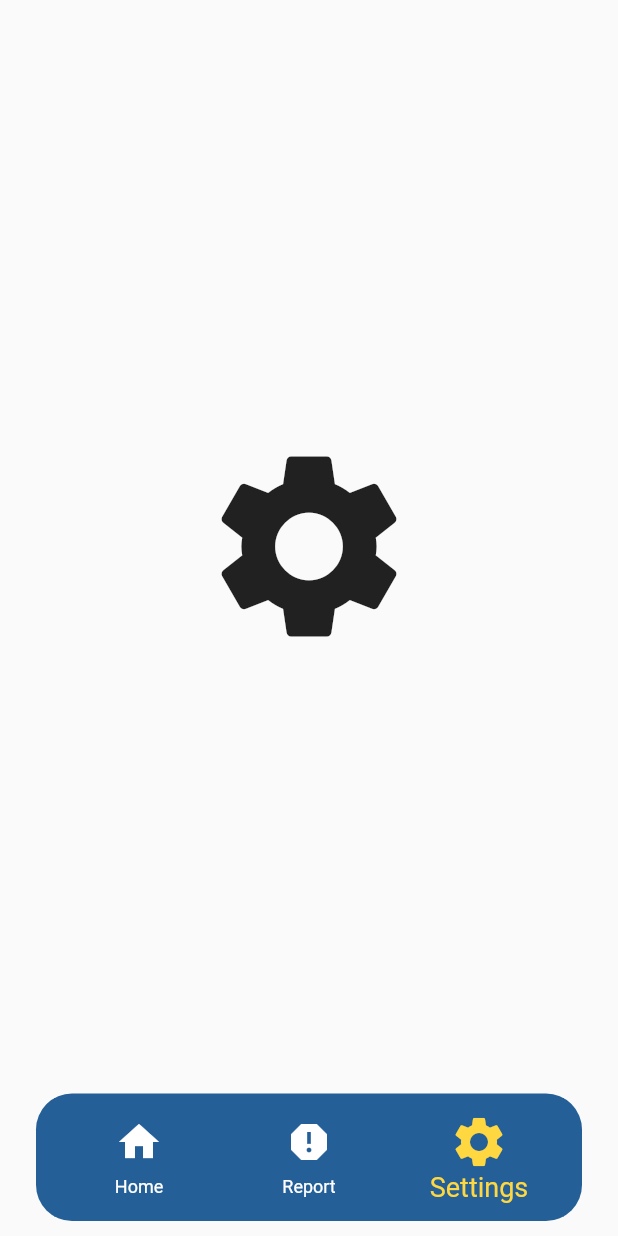
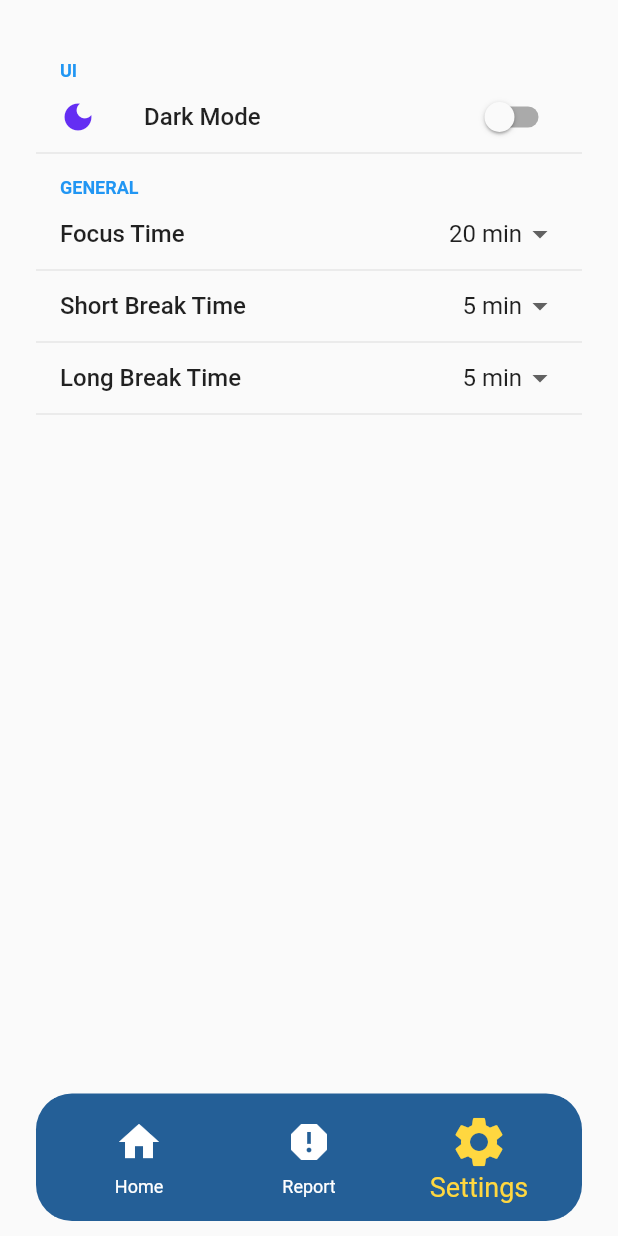
Before and after one commit to kaanakyalcin/simple_pomodoro, a Flutter app: the screen it shows after launch, item 3 of the bottom bar chosen, on a phone screen of 412 x 824 dp. Run offline on Flutter 3.47's test engine with Material 2 defaults, Android fonts, the phone set to English and light mode, and no system bars; drawn by our look-alikes of flutter_settings_screens; our stand-ins replace sqflite; accounts and stored records are empty.

Commit message:
setting page generated

```diff
--- a/lib/main.dart
+++ b/lib/main.dart
@@ -1,8 +1,11 @@
 import 'package:flutter/material.dart';
+import 'package:flutter_settings_screens/flutter_settings_screens.dart';
 import 'package:simple_pomodoro/ui/Home/home.dart';
+import 'package:simple_pomodoro/ui/Settings/settings.dart';
 import 'core/utils/theme.dart';
 
-void main() {
+Future main() async {
+  await Settings.init(cacheProvider: SharePreferenceCache());
   runApp(const MyApp());
 }
 
@@ -12,12 +15,19 @@ class MyApp extends StatelessWidget {
   // This widget is the root of your application.
   @override
   Widget build(BuildContext context) {
-    return MaterialApp(
-      title: 'Flutter Demo',
-      theme: ThemeData(
-        primarySwatch: Colors.blue,
+    return ValueChangeObserver<bool>(
+      cacheKey: 'key-dark-mode',
+      defaultValue: false,
+      builder: (_, isDarkMode, __) => MaterialApp(
+        title: 'Simple Pomodoro',
+        theme: isDarkMode
+            ? ThemeData.dark().copyWith(
+                primaryColor: Colors.teal,
+                scaffoldBackgroundColor: const Color(0xFF170635),
+                canvasColor: const Color(0xFF170635))
+            : ThemeData.light().copyWith(primaryColor: CustomColor.logoBlue),
+        home: const MyHomePage(title: 'Flutter Demo Home Page'),
       ),
-      home: const MyHomePage(title: 'Flutter Demo Home Page'),
     );
   }
 }
@@ -46,10 +56,7 @@ class _MyHomePageState extends State<MyHomePage> {
       Icons.camera,
       size: 150,
     ),
-    Icon(
-      Icons.settings,
-      size: 150,
-    ),
+    SettingsUI()
   ];
 
   @override
--- /dev/null
+++ b/lib/ui/Settings/settings.dart
@@ -0,0 +1,98 @@
+import 'package:flutter/material.dart';
+import 'package:flutter_settings_screens/flutter_settings_screens.dart';
+
+class SettingsUI extends StatefulWidget {
+  const SettingsUI({super.key});
+
+  @override
+  State<SettingsUI> createState() => _SettingsUIState();
+}
+
+class _SettingsUIState extends State<SettingsUI> {
+  static const keyDarkMode = 'key-dark-mode';
+  static const keyFocus = 'key-focus';
+  static const keyShortBreak = 'key-short-break';
+  static const keyLongBreak = 'key-long-break';
+  static const keyType = 'key-type';
+
+  @override
+  Widget build(BuildContext context) {
+    return SafeArea(
+        child: ListView(
+      padding: const EdgeInsets.all(24),
+      children: [
+        SettingsGroup(title: 'UI', children: <Widget>[buildDarkMode()]),
+        SettingsGroup(title: 'GENERAL', children: <Widget>[
+          buildFocusTime(),
+          buildShortBreakTime(),
+          buildLongBreakTime()
+        ])
+      ],
+    ));
+  }
+
+  Widget buildFocusTime() => DropDownSettingsTile(
+        settingKey: keyFocus,
+        title: 'Focus Time',
+        selected: 20,
+        values: const <int, String>{
+          10: '10 min',
+          20: '20 min',
+          30: '30 min',
+          40: '40 min',
+          50: '50 min',
+          60: '60 min'
+        },
+        onChange: (focus) {},
+      );
+
+  Widget buildShortBreakTime() => DropDownSettingsTile(
+        settingKey: keyShortBreak,
+        title: 'Short Break Time',
+        selected: 5,
+        values: const <int, String>{
+          1: '1 min',
+          2: '2 min',
+          3: '3 min',
+          4: '4 min',
+          5: '5 min',
+          6: '6 min',
+          7: '7 min',
+          8: '8 min',
+          9: '9 min',
+          10: '10 min'
+        },
+        onChange: (shortBreak) {},
+      );
+
+  Widget buildLongBreakTime() => DropDownSettingsTile(
+        settingKey: keyLongBreak,
+        title: 'Long Break Time',
+        selected: 5,
+        values: const <int, String>{
+          5: '5 min',
+          10: '10 min',
+          15: '15 min',
+          20: '20 min',
+          25: '25 min',
+          30: '30 min'
+        },
+        onChange: (longBreak) {},
+      );
+
+  Widget buildDarkMode() => SwitchSettingsTile(
+        title: 'Dark Mode',
+        settingKey: keyDarkMode,
+        leading: const Icon(
+          Icons.dark_mode,
+          color: Color(0xFF642ef3),
+        ),
+        onChange: (isDarkMode) {},
+      );
+
+  Widget buildType() => TextInputSettingsTile(
+        settingKey: keyType,
+        title: 'Add Type',
+        obscureText: false,
+      );
+}
--- a/pubspec.yaml
+++ b/pubspec.yaml
@@ -33,6 +33,7 @@ dependencies:
     sdk: flutter
   sqflite: ^2.2.6
   path: ^1.8.2
+  flutter_settings_screens: ^0.3.3-null-safety+2
 
 
   # The following adds the Cupertino Icons font to your application.
```
Also changed, not shown: pubspec.lock, 1 other file.
